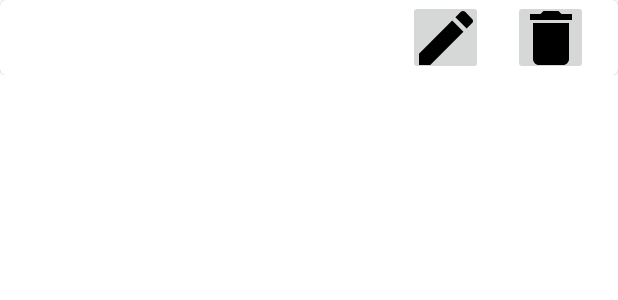
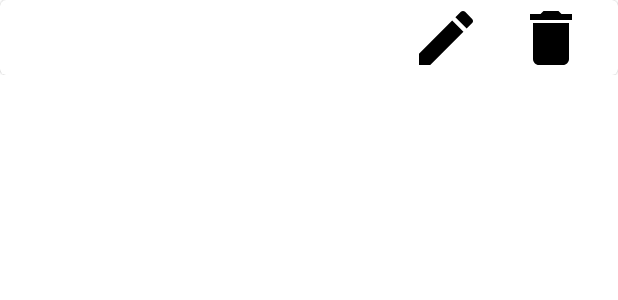
Before and after one commit to aschi2403/TSIY, an Android app: the layout list_iactivity.xml on its own in the app's theme, with its tools: preview values and no code run, on a phone screen of 412 x 824 dp. Shown: the top 300 px of the screen. Run offline under Robolectric (Android 15) with nearby library versions, the phone set to English and light mode, and no system bars.

Commit message:
added charts library improved style implemented search

```diff
--- a/Android/app/build.gradle
+++ b/Android/app/build.gradle
@@ -67,4 +67,7 @@ dependencies {
     implementation "android.arch.navigation:navigation-fragment-ktx:$version_navigation"
     implementation "android.arch.navigation:navigation-ui-ktx:$version_navigation"
     implementation 'androidx.legacy:legacy-support-v4:1.0.0'
+
+    //chart
+    implementation 'com.github.PhilJay:MPAndroidChart:v3.1.0'
 }
--- a/Android/app/src/main/java/aschi2403/tsiy/model/relations/IActivity.kt
+++ b/Android/app/src/main/java/aschi2403/tsiy/model/relations/IActivity.kt
@@ -1,6 +1,4 @@
 package aschi2403.tsiy.model.relations
-
-import java.util.*
 
 interface IActivity {
     var id: Long?
--- a/Android/app/src/main/java/aschi2403/tsiy/screens/HomeFragment.kt
+++ b/Android/app/src/main/java/aschi2403/tsiy/screens/HomeFragment.kt
@@ -18,6 +18,7 @@ import aschi2403.tsiy.databinding.FragmentHomeBinding
 import aschi2403.tsiy.model.ActivityType
 import aschi2403.tsiy.model.relations.IActivity
 import aschi2403.tsiy.repository.WorkoutRepo
+import java.util.stream.Collectors
 
 
 /**
@@ -50,7 +51,6 @@ class HomeFragment : Fragment() {
         database = WorkoutRepo(this.requireContext())
 
 
-
         val rv = binding.listOfActivities
         rv.setHasFixedSize(true)
         val llm = LinearLayoutManager(this.context)
@@ -69,7 +69,7 @@ class HomeFragment : Fragment() {
         val mergedList = ArrayList<IActivity>()
         mergedList.addAll(database.allPowerActivities)
         mergedList.addAll(database.allGeneralActivities)
-        return mergedList;
+        return mergedList.stream().sorted(Comparator.comparing(IActivity::date).reversed()).collect(Collectors.toList());
     }
 
     override fun onResume() {
--- a/Android/app/src/main/res/layout/list_iactivity.xml
+++ b/Android/app/src/main/res/layout/list_iactivity.xml
@@ -32,17 +32,17 @@
             <ImageButton android:id="@+id/editActivity"
                          android:layout_width="50dp"
                          android:layout_height="50dp"
-                         android:src="@drawable/ic_edit_black_48dp"
-                         android:contentDescription="@string/edit_activity"
-                         android:layout_marginStart="20dp"/>
+                         android:layout_marginStart="20dp"
+                         android:background="#00FFFFFF"
+                         android:contentDescription="@string/edit_activity" android:src="@drawable/ic_edit_black_48dp"/>
 
             <ImageButton android:id="@+id/deleteActivity"
                          android:layout_width="50dp"
                          android:layout_height="50dp"
                          android:layout_marginStart="20dp"
                          android:layout_marginEnd="20dp"
-                         android:contentDescription="@string/delete_activity"
-                         android:src="@drawable/ic_delete_black_48dp"/>
+                         android:background="#00FFFFFF"
+                         android:contentDescription="@string/delete_activity" android:src="@drawable/ic_delete_black_48dp"/>
         </LinearLayout>
 
     </com.google.android.material.card.MaterialCardView>
--- a/Android/build.gradle
+++ b/Android/build.gradle
@@ -27,7 +27,7 @@ allprojects {
     repositories {
         google()
         jcenter()
-
+        maven { url 'https://jitpack.io' }
     }
 }
 
```
Also changed, not shown: Android/app/src/main/java/aschi2403/tsiy/screens/ListActivities.kt (+31 -0 lines), Android/app/src/main/res/layout/fragment_weight.xml (+8 -0 lines), Android/app/src/main/res/layout/home_cards.xml (+7 -5 lines), 1 other file.
